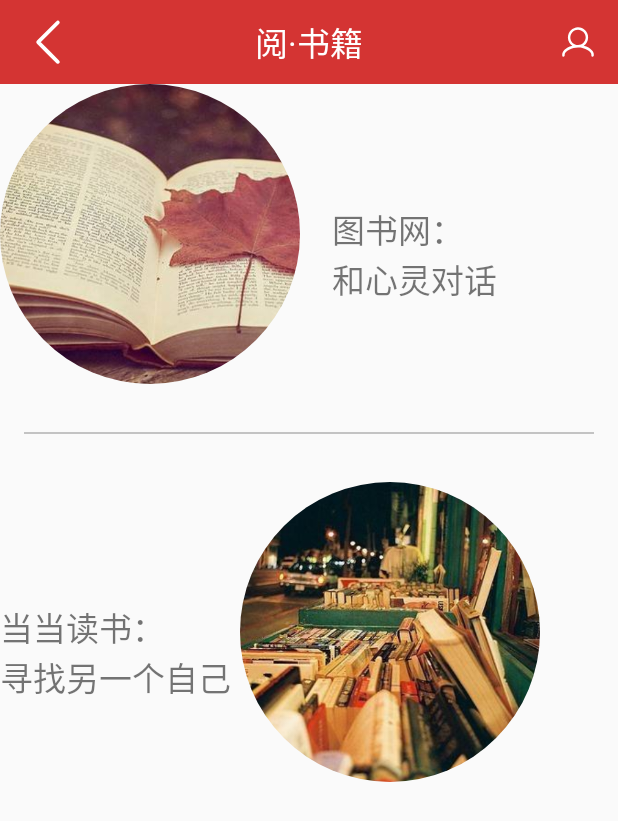
After one commit to zhangtangqm/YinYue, an Android app: the BookListActivity screen opened directly, with no data from a screen before it, on a phone screen of 412 x 824 dp. The commit adds this screen. Shown: the top 821 px of the screen. Run offline under Robolectric (Android 15) with nearby library versions, the phone set to English and light mode, and no system bars; our stand-ins replace CircleImageView.

Commit message:
阅读界面中书籍的界面和点击事件

```diff
--- a/app/src/main/AndroidManifest.xml
+++ b/app/src/main/AndroidManifest.xml
@@ -25,7 +25,8 @@
         <activity android:name=".activities.AddRecordActivity" />
         <activity android:name=".activities.ShowRecordListActivity" />
         <activity android:name=".activities.ReadActivity" />
-        <activity android:name=".activities.FashionListActivity"></activity>
+        <activity android:name=".activities.FashionListActivity" />
+        <activity android:name=".activities.BookListActivity"></activity>
     </application>
 
 </manifest>
--- /dev/null
+++ b/app/src/main/java/cn/edu/swufe/yinyue/activities/BookListActivity.java
@@ -0,0 +1,38 @@
+package cn.edu.swufe.yinyue.activities;
+
+import android.content.Intent;
+import android.net.Uri;
+import android.support.v7.app.AppCompatActivity;
+import android.os.Bundle;
+import android.view.View;
+
+import cn.edu.swufe.yinyue.R;
+
+public class BookListActivity extends BaseAcitivity {
+
+    @Override
+    protected void onCreate(Bundle savedInstanceState) {
+        super.onCreate(savedInstanceState);
+        setContentView(R.layout.activity_book_list);
+        initView();
+    }
+    private void initView() {
+
+        initNavBar(true, "阅·书籍", true);//表示后退按钮不显示，title显示登录，“我”不显示
+    }
+
+    public void onBookAClick(View v){
+
+        Uri uri1 = Uri.parse("http://www.bookschina.com/");
+        Intent intent1;
+        intent1 = new Intent(Intent.ACTION_VIEW,uri1);
+        startActivity(intent1);
+    }
+    public void onBookBClick(View v){
+
+        Uri uri = Uri.parse("http://e.dangdang.com/");
+        Intent intent;
+        intent = new Intent(Intent.ACTION_VIEW,uri);
+        startActivity(intent);
+    }
+}
--- a/app/src/main/java/cn/edu/swufe/yinyue/fragments/BookFragment.java
+++ b/app/src/main/java/cn/edu/swufe/yinyue/fragments/BookFragment.java
@@ -1,6 +1,7 @@
 package cn.edu.swufe.yinyue.fragments;
 
 import android.content.Context;
+import android.content.Intent;
 import android.net.Uri;
 import android.os.Bundle;
 import android.support.v4.app.Fragment;
@@ -9,6 +10,8 @@
 import android.view.ViewGroup;
 
 import cn.edu.swufe.yinyue.R;
+import cn.edu.swufe.yinyue.activities.BookListActivity;
+import de.hdodenhof.circleimageview.CircleImageView;
 
 /**
  * A simple {@link Fragment} subclass.
@@ -68,6 +71,23 @@
         return inflater.inflate(R.layout.fragment_book, container, false);
     }
 
+    @Override
+    public void onActivityCreated(Bundle savedInstanceState) {
+        super.onActivityCreated(savedInstanceState);
+        CircleImageView button = (CircleImageView) getActivity().findViewById(R.id.book);
+        button.setOnClickListener(new View.OnClickListener() {
+            @Override
+            public void onClick(View v) {
+                Intent intent = new Intent(getActivity(),BookListActivity.class);
+                startActivity(intent);
+
+
+            }
+
+
+        });
+    }
+
     // TODO: Rename method, update argument and hook method into UI event
     public void onButtonPressed(Uri uri) {
         if (mListener != null) {
--- /dev/null
+++ b/app/src/main/res/layout/activity_book_list.xml
@@ -0,0 +1,93 @@
+<?xml version="1.0" encoding="utf-8"?>
+<LinearLayout xmlns:android="http://schemas.android.com/apk/res/android"
+    xmlns:app="http://schemas.android.com/apk/res-auto"
+    xmlns:tools="http://schemas.android.com/tools"
+    android:layout_width="match_parent"
+    android:layout_height="match_parent"
+    android:orientation="vertical"
+    tools:context=".activities.BookListActivity">
+
+    <include layout="@layout/nav_bar"/>
+    <LinearLayout
+        android:layout_width="match_parent"
+        android:layout_height="200dp"
+        android:orientation="horizontal"
+        android:layout_marginBottom="@dimen/marginSize"
+        >
+        <de.hdodenhof.circleimageview.CircleImageView
+            android:layout_width="200dp"
+            android:layout_height="200dp"
+            android:src="@mipmap/book_a"
+            android:id="@+id/bookList_a"
+            android:onClick="onBookAClick"
+            />
+
+      <LinearLayout
+          android:layout_width="wrap_content"
+          android:layout_height="wrap_content"
+          android:orientation="vertical">
+
+          <TextView
+              android:layout_width="180dp"
+              android:layout_height="wrap_content"
+              android:layout_marginTop="80dp"
+              android:layout_gravity="center"
+              android:text="    图书网："
+              android:textSize="22dp"
+              />
+          <TextView
+              android:layout_width="180dp"
+              android:layout_height="wrap_content"
+              android:layout_gravity="center"
+              android:text="    和心灵对话"
+              android:textSize="22dp"
+              />
+
+      </LinearLayout>
+
+    </LinearLayout>
+    <View
+        style="@style/line"
+        />
+    <LinearLayout
+        android:layout_width="match_parent"
+        android:layout_height="200dp"
+        android:layout_marginTop="@dimen/marginSize"
+        android:orientation="horizontal"
+        >
+
+       <LinearLayout
+           android:layout_width="wrap_content"
+           android:layout_height="wrap_content"
+           android:orientation="vertical">
+
+           <TextView
+               android:layout_width="160dp"
+               android:layout_height="wrap_content"
+               android:layout_marginTop="80dp"
+               android:layout_gravity="center"
+               android:text="当当读书："
+               android:textSize="22dp"
+               />
+           <TextView
+               android:layout_width="160dp"
+               android:layout_height="wrap_content"
+               android:layout_gravity="center"
+               android:text="寻找另一个自己"
+               android:textSize="22dp"
+               />
+
+       </LinearLayout>
+
+
+
+
+        <de.hdodenhof.circleimageview.CircleImageView
+            android:layout_width="200dp"
+            android:layout_height="200dp"
+            android:src="@mipmap/book_b"
+            android:id="@+id/bookList_b"
+            android:onClick="onBookBClick"
+            />
+    </LinearLayout>
+</LinearLayout>
```
Also changed, not shown: app/src/main/res/mipmap-mdpi/book_a.PNG (added), app/src/main/res/mipmap-mdpi/book_b.PNG (added).
